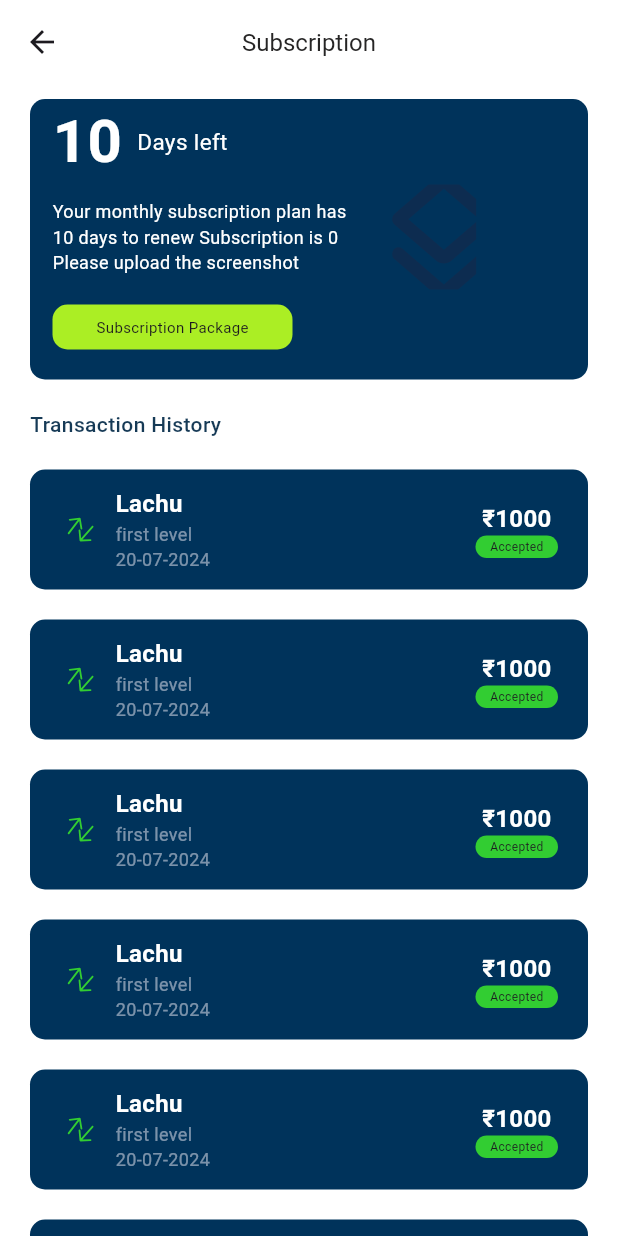
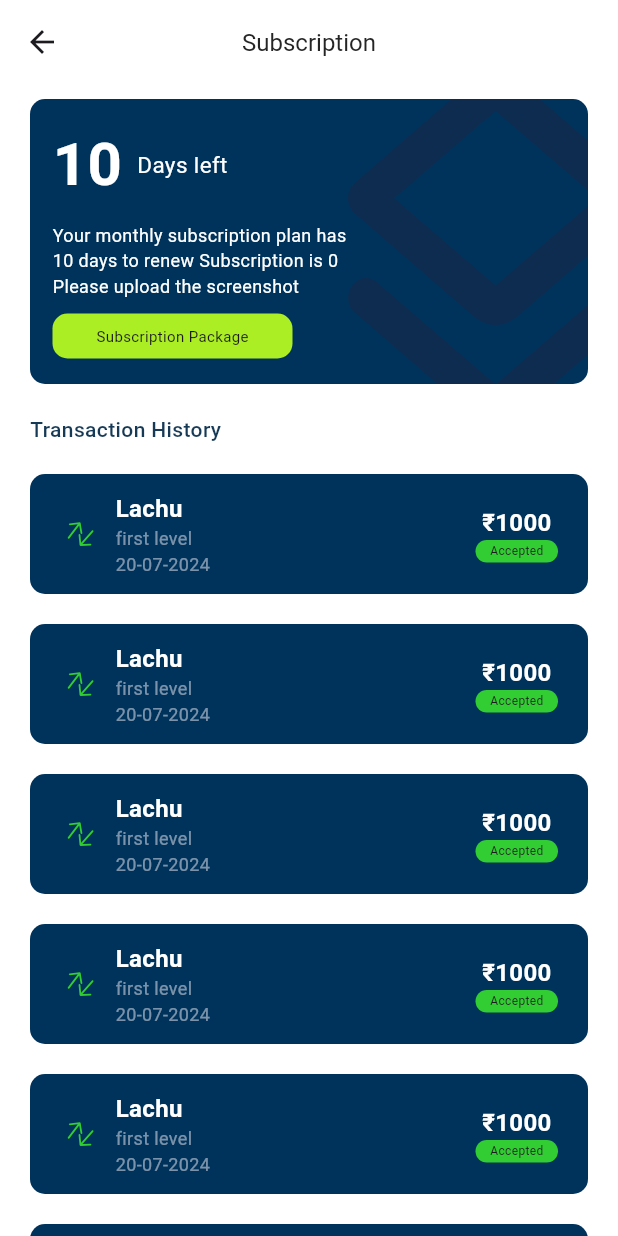
Before and after one commit to seclobproject/Market-Journey_App, a Flutter app: the Subscription screen opened directly, on a phone screen of 412 x 824 dp. Run offline on Flutter 3.47's test engine with Material 3 defaults, Android fonts, the phone set to English and light mode, and no system bars; our stand-ins replace dio, flutter_svg, logger, shared_preferences; missing offline and left inert: scroll_loop_auto_scroll; accounts and stored records are empty; network calls fail.

Commit message:
edited subscription

```diff
--- a/lib/screens/home/widget/subscription.dart
+++ b/lib/screens/home/widget/subscription.dart
@@ -3,120 +3,6 @@ import 'package:flutter_svg/svg.dart';
 import 'package:master_journey/screens/wallet/widgets/recent_transaction.dart';
 
 import '../../../resources/color.dart';
-
-// class Subscription extends StatefulWidget {
-//   const Subscription({super.key});
-
-//   @override
-//   State<Subscription> createState() => _SubscriptionState();
-// }
-
-// class _SubscriptionState extends State<Subscription> {
-//   @override
-//   Widget build(BuildContext context) {
-//     return Scaffold(
-//       appBar: AppBar(
-//         title:
-//             Text('Subscription', style: TextStyle(color: black, fontSize: 16)),
-//         centerTitle: true,
-//         backgroundColor: marketbg,
-//       ),
-//       backgroundColor: marketbg,
-//       body: SingleChildScrollView(
-//         child: Column(
-//           children: [
-//             SizedBox(
-//               height: 10,
-//             ),
-//             Container(
-//               child: Padding(
-//                 padding: const EdgeInsets.symmetric(horizontal: 20),
-//                 child: Container(
-//                   width: 400,
-//                   decoration: BoxDecoration(
-//                     color: bluem,
-//                     borderRadius: BorderRadius.circular(10),
-//                   ),
-//                   child: Column(
-//                     children: [
-//                       Padding(
-//                         padding: const EdgeInsets.symmetric(horizontal: 15),
-//                         child: Row(
-//                           children: [
-//                             Text(
-//                               "10",
-//                               style: TextStyle(
-//                                   fontSize: 35,
-//                                   fontWeight: FontWeight.w700,
-//                                   color: marketbg),
-//                             ),
-//                             SizedBox(
-//                               width: 10,
-//                             ),
-//                             Text(
-//                               "Days left",
-//                               style: TextStyle(fontSize: 15, color: marketbg),
-//                             ),
-//                           ],
-//                         ),
-//                       ),
-//                       Padding(
-//                         padding: const EdgeInsets.symmetric(horizontal: 15),
-//                         child: Row(
-//                           children: [
-//                             Align(
-//                                 alignment: Alignment.topLeft,
-//                                 child: Text(
-//                                   "Your monthly subscription plan has\n10 days to renew Subscription is 0\nPlease upload the screenshot",
-//                                   style:
-//                                       TextStyle(color: marketbg, fontSize: 12),
-//                                 )),
-//                             SizedBox(
-//                               width: 25,
-//                             ),
-//                             Image.asset(
-//                               'assets/logo/freemium.png',
-//                               height: 70,
-//                             ),
-//                           ],
-//                         ),
-//                       ),
-//                       SizedBox(
-//                         height: 10,
-//                       ),
-//                       Padding(
-//                         padding: const EdgeInsets.symmetric(horizontal: 15),
-//                         child: Align(
-//                           alignment: Alignment.topLeft,
-//                           child: Container(
-//                             height: 30,
-//                             width: 60,
-//                             decoration: BoxDecoration(
-//                                 color: yellow,
-//                                 borderRadius: BorderRadius.circular(10)),
-//                             child: Center(
-//                                 child: Text(
-//                               'Click',
-//                               style: TextStyle(fontSize: 10),
-//                             )),
-//                           ),
-//                         ),
-//                       ),
-//                       SizedBox(
-//                         height: 10,
-//                       ),
-//                     ],
-//                   ),
-//                 ),
-//               ),
-//             ),
-//             Expanded(child: recenttransation())
-//           ],
-//         ),
-//       ),
-//     );
-//   }
-// }
 
 class Subscription extends StatefulWidget {
   const Subscription({super.key});
@@ -135,6 +21,126 @@ class _SubscriptionState extends State<Subscription> {
         centerTitle: true,
         backgroundColor: marketbg,
       ),
+//       backgroundColor: marketbg,
+//       body: Column(
+//         children: [
+//           SizedBox(
+//             height: 10,
+//           ),
+//           Padding(
+//             padding: const EdgeInsets.symmetric(horizontal: 20),
+//             child: Container(
+//               width:
+//                   double.infinity, // Use double.infinity to match parent width
+//               decoration: BoxDecoration(
+//                 color: bluem,
+//                 borderRadius: BorderRadius.circular(10),
+//               ),
+//               child: Column(
+//                 children: [
+//                   Padding(
+//                     padding: const EdgeInsets.symmetric(horizontal: 15),
+//                     child: Row(
+//                       children: [
+//                         Text(
+//                           "10",
+//                           style: TextStyle(
+//                               fontSize: 40,
+//                               fontWeight: FontWeight.w700,
+//                               color: marketbg),
+//                         ),
+//                         SizedBox(
+//                           width: 10,
+//                         ),
+//                         Text(
+//                           "Days left",
+//                           style: TextStyle(fontSize: 15, color: marketbg),
+//                         ),
+//                       ],
+//                     ),
+//                   ),
+//                   Padding(
+//                     padding: const EdgeInsets.symmetric(horizontal: 15),
+//                     child: Row(
+//                       children:[
+//                         Align(
+//                             alignment: Alignment.topLeft,
+//                             child: Text(
+//                               "Your monthly subscription plan has\n10 days to renew Subscription is 0\nPlease upload the screenshot",
+//                               style: TextStyle(color: marketbg, fontSize: 12),
+//                             )),
+//                         SizedBox(
+//                           width: 25,
+//                         ),
+//                         SvgPicture.asset(
+//                           'assets/svg/bgsvghome.svg',
+//                           height: 70,
+//                         ),
+//                       ],
+//                     ),
+//                   ),
+//                   SizedBox(
+//                     height: 10,
+//                   ),
+//                   Padding(
+//                     padding: const EdgeInsets.symmetric(horizontal: 15),
+//                     child: Align(
+//                       alignment: Alignment.topLeft,
+//                       child: Container(
+//                         height: 30,
+//                         width: 160,
+//                         decoration: BoxDecoration(
+//                             color: yellow,
+//                             borderRadius: BorderRadius.circular(10)),
+//                         child: Center(
+//                             child: Text(
+//                           'Subscription Package',
+//                           style: TextStyle(fontSize: 10),
+//                         )),
+//                       ),
+//                     ),
+//                   ),
+//                   SizedBox(
+//                     height: 20,
+//                   ),
+//                 ],
+//               ),
+//             ),
+//           ),
+//           SizedBox(
+//             height: 20,
+//           ),
+//           Container(
+//             child: Column(
+//               crossAxisAlignment: CrossAxisAlignment.start,
+//               children: [
+//                 Padding(
+//                   padding: const EdgeInsets.only(left: 20),
+//                   child: Align(
+//                     alignment: Alignment.topLeft,
+//                     child: Text(
+//                       "Transaction History",
+//                       style: TextStyle(
+//                         color: Color(0xff163A56),
+//                         fontSize: 14,
+//                         fontWeight: FontWeight.w500,
+//                       ),
+//                     ),
+//                   ),
+//                 ),
+//               ],
+//             ),
+//           ),
+//           SizedBox(
+//             height: 10,
+//           ),
+//           Expanded(child: recenttransation())
+//         ],
+//       ),
+//     );
+//   }
+// }
+
       backgroundColor: marketbg,
       body: Column(
         children: [
@@ -144,78 +150,89 @@ class _SubscriptionState extends State<Subscription> {
           Padding(
             padding: const EdgeInsets.symmetric(horizontal: 20),
             child: Container(
+              height: 190,
               width:
                   double.infinity, // Use double.infinity to match parent width
               decoration: BoxDecoration(
                 color: bluem,
                 borderRadius: BorderRadius.circular(10),
               ),
-              child: Column(
+              child: Stack(
                 children: [
                   Padding(
-                    padding: const EdgeInsets.symmetric(horizontal: 15),
-                    child: Row(
+                    padding: const EdgeInsets.all(15.0),
+                    child: Column(
+                      crossAxisAlignment: CrossAxisAlignment.start,
+                      children: [
+                        Row(
                           children: [
                             Text(
                               "10",
                               style: TextStyle(
                                 fontSize: 40,
                                 fontWeight: FontWeight.w700,
-                              color: marketbg),
+                                color: marketbg,
+                              ),
                             ),
                             SizedBox(
                               width: 10,
                             ),
                             Text(
                               "Days left",
-                          style: TextStyle(fontSize: 15, color: marketbg),
+                              style: TextStyle(
+                                fontSize: 15,
+                                color: marketbg,
+                              ),
+                            ),
+                          ],
+                        ),
+                        SizedBox(
+                          height: 10,
+                        ),
+                        Row(
+                          crossAxisAlignment: CrossAxisAlignment.start,
+                          children: [
+                            Expanded(
+                              child: Text(
+                                "Your monthly subscription plan has\n10 days to renew Subscription is 0\nPlease upload the screenshot",
+                                style: TextStyle(
+                                  color: marketbg,
+                                  fontSize: 12,
+                                ),
+                              ),
+                            ),
+                            SizedBox(
+                              width: 10,
+                            ),
+                          ],
+                        ),
+                        SizedBox(
+                          height: 10,
+                        ),
+                        Container(
+                          height: 30,
+                          width: 160,
+                          decoration: BoxDecoration(
+                            color: yellow,
+                            borderRadius: BorderRadius.circular(10),
+                          ),
+                          child: Center(
+                            child: Text(
+                              'Subscription Package',
+                              style: TextStyle(fontSize: 10),
+                            ),
+                          ),
                         ),
                       ],
                     ),
                   ),
-                  Padding(
-                    padding: const EdgeInsets.symmetric(horizontal: 15),
-                    child: Row(
-                      children: [
-                        Align(
-                            alignment: Alignment.topLeft,
-                            child: Text(
-                              "Your monthly subscription plan has\n10 days to renew Subscription is 0\nPlease upload the screenshot",
-                              style: TextStyle(color: marketbg, fontSize: 12),
-                            )),
-                        SizedBox(
-                          width: 25,
+                  Positioned(
+                    top: 0,
+                    right: 0,
+                    child: SvgPicture.asset(
+                      'assets/svg/bgsvghome.svg',
+                      height: 200,
                     ),
-                        SvgPicture.asset(
-                          'assets/svg/bgsvghome.svg',
-                          height: 70,
-                        ),
-                      ],
-                    ),
-                  ),
-                  SizedBox(
-                    height: 10,
-                  ),
-                  Padding(
-                    padding: const EdgeInsets.symmetric(horizontal: 15),
-                    child: Align(
-                      alignment: Alignment.topLeft,
-                      child: Container(
-                        height: 30,
-                        width: 160,
-                        decoration: BoxDecoration(
-                            color: yellow,
-                            borderRadius: BorderRadius.circular(10)),
-                        child: Center(
-                            child: Text(
-                          'Subscription Package',
-                          style: TextStyle(fontSize: 10),
-                        )),
-                      ),
-                    ),
-                  ),
-                  SizedBox(
-                    height: 20,
                   ),
                 ],
               ),
@@ -225,10 +242,6 @@ class _SubscriptionState extends State<Subscription> {
             height: 20,
           ),
           Container(
-            child: Column(
-              crossAxisAlignment: CrossAxisAlignment.start,
-              children: [
-                Padding(
             padding: const EdgeInsets.only(left: 20),
             child: Align(
               alignment: Alignment.topLeft,
@@ -242,9 +255,6 @@ class _SubscriptionState extends State<Subscription> {
               ),
             ),
           ),
-              ],
-            ),
-          ),
           SizedBox(
             height: 10,
           ),
```
Also changed, not shown: lib/screens/home/home_page.dart (+24 -2 lines), lib/screens/home/widget/flashfeed.dart (added, +157 -0 lines), lib/screens/home/widget/latestnews.dart (added, +91 -0 lines). Lines whose indentation alone changed are shown as unchanged.
